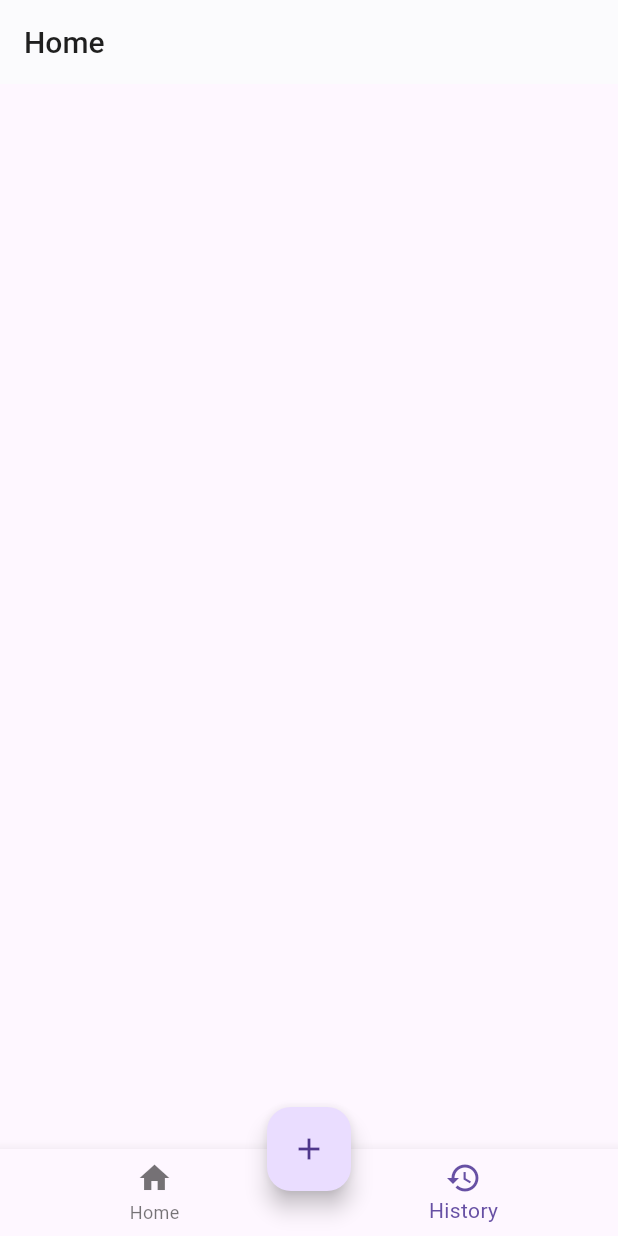
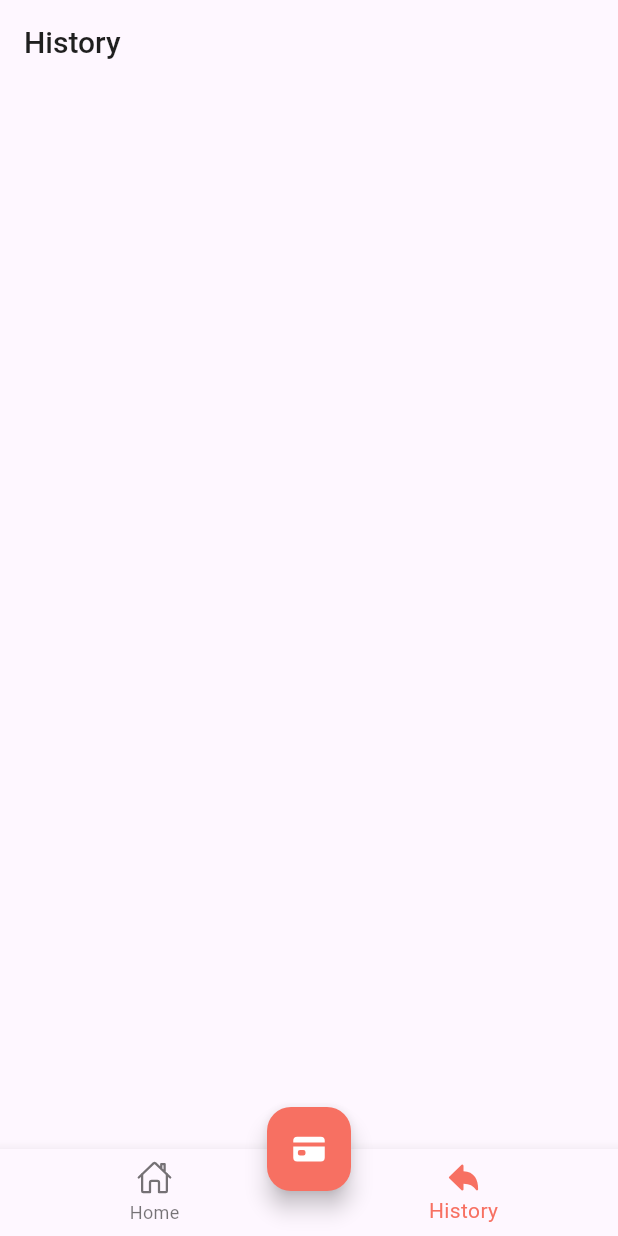
Before and after one commit to mahtab-ali/recharge, a Flutter app: the screen it shows after launch, item 2 of the bottom bar chosen, on a phone screen of 412 x 824 dp. Run offline on Flutter 3.47's test engine with Material 3 defaults, Android fonts, the light colour scheme and no system bars; our stand-ins replace get, ionicons.

Commit message:
created util and helper files, added navigation created some basic UI elemenets

```diff
--- a/lib/util/color.dart
+++ b/lib/util/color.dart
@@ -1,7 +1,8 @@
 import 'dart:ui';
 
 class AppColors {
-  static Color primaryColor = const Color(0xFF2274E9);
-  static Color dark = const Color(0xFF1F1F1F);
-  static Color light = const Color(0xFFFFFFFF);
+  static const Color primaryColor = Color(0xFFf77062);
+  static const Color secondaryColor = Color(0xFFfe5196);
+  static const Color dark = Color(0xFF1F1F1F);
+  static const Color light = Color(0xFFFFFFFF);
 }
--- a/lib/util/text_styles.dart
+++ b/lib/util/text_styles.dart
@@ -15,4 +15,36 @@ class AppText {
       height: height ?? height,
     );
   }
+
+  // Primary Heading
+
+  static TextStyle headingOne({Color? color}) {
+    return TextStyle(
+      fontWeight: FontWeight.w600,
+      color: color,
+      fontSize: 25,
+      fontFamily: 'Poppins',
+    );
+  }
+
+// Secondary Heading
+
+  static TextStyle headingTwo({Color? color}) {
+    return TextStyle(
+      fontWeight: FontWeight.w600,
+      color: color,
+      fontSize: 16,
+      fontFamily: 'Poppins',
+    );
+  }
+
+// Body
+
+  static TextStyle body({Color? color}) {
+    return TextStyle(
+      color: color,
+      fontSize: 14,
+      fontFamily: 'Poppins',
+    );
+  }
 }
--- a/lib/view/pages/welcome.dart
+++ b/lib/view/pages/welcome.dart
@@ -1,5 +1,6 @@
 import 'package:flutter/material.dart';
 import 'package:get/get.dart';
+import 'package:ionicons/ionicons.dart';
 import 'package:recharge_app/controller/tab_ctrl.dart';
 import 'package:recharge_app/util/color.dart';
 import 'package:recharge_app/util/text_styles.dart';
@@ -19,12 +20,13 @@ class Welcome extends StatelessWidget {
   Widget build(BuildContext context) {
     return Scaffold(
       appBar: AppBar(
-        title: Text(
-          "Home",
-          style: AppText.mainTitle(),
-        ),
-        elevation: 0.5,
-        backgroundColor: AppColors.light,
+        title: Obx(() {
+          return Text(
+            _tabController.selectedIndex.value == 0 ? "Home" : "History",
+            style: AppText.mainTitle(),
+          );
+        }),
+        elevation: 0,
       ),
       body: Obx(() {
         return IndexedStack(
@@ -37,25 +39,39 @@ class Welcome extends StatelessWidget {
       }),
       bottomNavigationBar: Obx(() {
         return BottomNavigationBar(
+          selectedItemColor: AppColors.primaryColor,
           currentIndex: _tabController.selectedIndex.value,
           onTap: (index) => _tabController.changeTabIndex(index),
+          type: BottomNavigationBarType.fixed,
           items: const [
             BottomNavigationBarItem(
-              icon: Icon(Icons.home),
+              icon: Icon(Ionicons.home_outline),
               label: 'Home',
+              activeIcon: Icon(
+                Ionicons.home,
+              ),
             ),
             BottomNavigationBarItem(
-              icon: Icon(Icons.history),
+              icon: Icon(
+                Ionicons.arrow_undo_outline,
+              ),
               label: 'History',
+              activeIcon: Icon(
+                Ionicons.arrow_undo,
+              ),
             ),
           ],
         );
       }),
       floatingActionButton: FloatingActionButton(
+        backgroundColor: AppColors.primaryColor,
         onPressed: () {
           // Get.to(NumpadPage());
         },
-        child: const Icon(Icons.add),
+        child: const Icon(
+          Ionicons.card,
+          color: Colors.white,
+        ),
       ),
       floatingActionButtonLocation: FloatingActionButtonLocation.centerDocked,
     );
--- a/pubspec.yaml
+++ b/pubspec.yaml
@@ -35,6 +35,7 @@ dependencies:
   # Use with the CupertinoIcons class for iOS style icons.
   cupertino_icons: ^1.0.6
   get: ^4.6.6
+  ionicons: ^0.2.2
 
 dev_dependencies:
   flutter_test:
```
Also changed, not shown: lib/util/helper.dart (+14 -0 lines), lib/view/pages/home.dart (+38 -1 lines), lib/view/widgets/balance_card.dart (added, +133 -0 lines), lib/view/widgets/custom_heading.dart (added, +72 -0 lines), lib/view/widgets/gradient_button.dart (added, +38 -0 lines), lib/view/widgets/payee_card.dart (added, +162 -0 lines), pubspec.lock.
